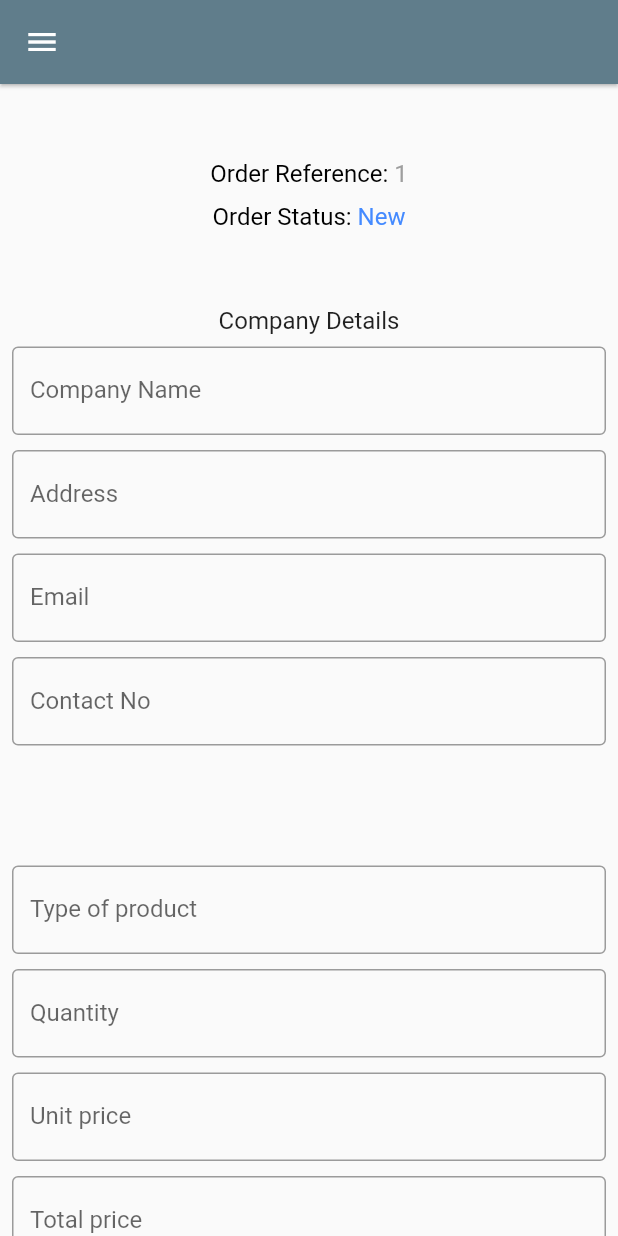
After one commit to Hasindu1/procurement_mobile, a Flutter app: the OderDetails screen opened directly, on a phone screen of 412 x 824 dp. The commit adds this screen. Run offline on Flutter 3.47's test engine with Material 2 defaults, Android fonts, the phone set to English and light mode, and no system bars.

Commit message:
order view

```diff
--- /dev/null
+++ b/lib/components/Appbar.dart
@@ -0,0 +1,8 @@
+import 'package:flutter/material.dart';
+
+AppBar get appBar {
+  return AppBar(
+    elevation: 1.0,
+    backgroundColor: Colors.blueGrey,
+  );
+}
--- /dev/null
+++ b/lib/components/Drawer.dart
@@ -0,0 +1,28 @@
+import 'package:flutter/material.dart';
+
+Drawer get drawer {
+  return Drawer(
+        child: ListView(
+          children: <Widget>[
+            UserAccountsDrawerHeader(
+              accountName: Text("Site Manager"),
+              accountEmail: Text("sitemanager@gmail.com"),
+              currentAccountPicture: GestureDetector(
+                child: CircleAvatar(
+                  backgroundColor: Colors.grey,
+                  child: Icon(Icons.person, color: Colors.white,),
+                ),
+              ),
+              decoration: BoxDecoration(color: Colors.blueGrey),
+            ),
+            InkWell(
+              onTap: (){},
+              child: ListTile(
+                title: Text("Purchase A Order"),
+                leading: Icon(Icons.add_circle, color: Colors.blueAccent,),
+              ),
+            ),
+          ],
+        ),
+      );
+}
--- a/lib/components/OderList.dart
+++ b/lib/components/OderList.dart
@@ -1,4 +1,5 @@
 import 'package:flutter/material.dart';
+import 'package:procurementapp/pages/OrderDetails.dart';
 
 class OrderList extends StatefulWidget {
   @override
@@ -74,32 +75,79 @@ class _OrderListState extends State<OrderList> {
       SingleChildScrollView(
           scrollDirection: Axis.horizontal,
           child: DataTable(columns: [
-            DataColumn(label: Text("Order Reference", style: TextStyle(fontSize: 15.0),)),
-            DataColumn(label: Text("Supplier",style: TextStyle(fontSize: 15.0),)),
-            DataColumn(label: Text("Site Manager",style: TextStyle(fontSize: 15.0),)),
-            DataColumn(label: Text("Order Status",style: TextStyle(fontSize: 15.0),)),
-            DataColumn(label: Text("View Order",style: TextStyle(fontSize: 15.0),)),
+            DataColumn(
+                label: Text(
+              "Order Reference",
+              style: TextStyle(fontSize: 15.0),
+            )),
+            DataColumn(
+                label: Text(
+              "Supplier",
+              style: TextStyle(fontSize: 15.0),
+            )),
+            DataColumn(
+                label: Text(
+              "Site Manager",
+              style: TextStyle(fontSize: 15.0),
+            )),
+            DataColumn(
+                label: Text(
+              "Order Status",
+              style: TextStyle(fontSize: 15.0),
+            )),
+            DataColumn(
+                label: Text(
+              "View Order",
+              style: TextStyle(fontSize: 15.0),
+            )),
           ], rows: [
             DataRow(cells: [
-              DataCell(Text("1",style: TextStyle(fontSize: 15.0),)),
-              DataCell(Text("Atlas",style: TextStyle(fontSize: 15.0),)),
-              DataCell(Text("Pasidu",style: TextStyle(fontSize: 15.0),)),
-              DataCell(Text("New",style: TextStyle(fontSize: 15.0),)),
-              DataCell(Icon(Icons.remove_red_eye), onTap: () {}),
+              DataCell(Text(
+                "1",
+                style: TextStyle(fontSize: 15.0),
+              )),
+              DataCell(Text(
+                "Atlas",
+                style: TextStyle(fontSize: 15.0),
+              )),
+              DataCell(Text(
+                "Pasidu",
+                style: TextStyle(fontSize: 15.0),
+              )),
+              DataCell(Text(
+                "New",
+                style: TextStyle(fontSize: 15.0),
+              )),
+              DataCell(Icon(Icons.remove_red_eye), onTap: () {
+                Navigator.push(
+                    context,
+                    MaterialPageRoute(
+                        builder: (context) => OderDetails(orderId: "1", status: "New",)));
+              }),
             ]),
             DataRow(cells: [
               DataCell(Text("2")),
               DataCell(Text("Atlas")),
               DataCell(Text("Pasidu")),
               DataCell(Text("New")),
-              DataCell(Icon(Icons.remove_red_eye), onTap: () {}),
+              DataCell(Icon(Icons.remove_red_eye), onTap: () {
+                Navigator.push(
+                    context,
+                    MaterialPageRoute(
+                        builder: (context) => OderDetails(orderId: "2", status: "New",)));
+              }),
             ]),
             DataRow(cells: [
               DataCell(Text("3")),
               DataCell(Text("Atlas")),
               DataCell(Text("Pasidu")),
               DataCell(Text("New")),
-              DataCell(Icon(Icons.remove_red_eye), onTap: () {}),
+              DataCell(Icon(Icons.remove_red_eye), onTap: () {
+                Navigator.push(
+                    context,
+                    MaterialPageRoute(
+                        builder: (context) => OderDetails(orderId: "3", status: "New",)));
+              }),
             ])
           ])),
     ]);
--- a/lib/pages/Home.dart
+++ b/lib/pages/Home.dart
@@ -1,4 +1,6 @@
 import 'package:flutter/material.dart';
+import 'package:procurementapp/components/Appbar.dart';
+import 'package:procurementapp/components/Drawer.dart';
 import 'package:procurementapp/components/OderList.dart';
 
 class Home extends StatefulWidget {
@@ -9,36 +11,11 @@ class Home extends StatefulWidget {
 class _HomeState extends State<Home> {
   @override
   Widget build(BuildContext context) {
-    return Scaffold(
-      appBar: AppBar(
-        elevation: 1.0,
-        backgroundColor: Colors.blueGrey,
-      ),
-      drawer: Drawer(
-        child: ListView(
-          children: <Widget>[
-            UserAccountsDrawerHeader(
-              accountName: Text("Site Manager"),
-              accountEmail: Text("sitemanager@gmail.com"),
-              currentAccountPicture: GestureDetector(
-                child: CircleAvatar(
-                  backgroundColor: Colors.grey,
-                  child: Icon(Icons.person, color: Colors.white,),
-                ),
-              ),
-              decoration: BoxDecoration(color: Colors.blueGrey),
-            ),
-            InkWell(
-              onTap: (){},
-              child: ListTile(
-                title: Text("Purchase A Order"),
-                leading: Icon(Icons.add_circle, color: Colors.blueAccent,),
-              ),
-            ),
-          ],
-        ),
-      ),
+    var scaffold = Scaffold(
+      appBar: appBar,
+      drawer: drawer,
       body: OrderList(),
     );
+    return scaffold;
   }
 }
--- /dev/null
+++ b/lib/pages/OrderDetails.dart
@@ -0,0 +1,292 @@
+import 'package:flutter/material.dart';
+import 'package:procurementapp/components/Appbar.dart';
+import 'package:procurementapp/components/Drawer.dart';
+
+class OderDetails extends StatefulWidget {
+  final String orderId;
+  final String status;
+
+  OderDetails({this.orderId, this.status});
+
+  @override
+  _OderDetailsState createState() => _OderDetailsState();
+}
+
+class _OderDetailsState extends State<OderDetails> {
+  final _formKey = GlobalKey<FormState>();
+  DateTime date;
+
+  @override
+  void initState() {
+    date = DateTime.now();
+  }
+
+  @override
+  Widget build(BuildContext context) {
+    return Scaffold(
+      appBar: appBar,
+      drawer: drawer,
+      body: SingleChildScrollView(
+        scrollDirection: Axis.vertical,
+        child: Column(
+          children: [
+            Container(
+              child: Column(
+                children: <Widget>[
+                  SizedBox(
+                    height: 50.0,
+                  ),
+                  RichText(
+                      text: TextSpan(
+                          text: "Order Reference: ",
+                          style: TextStyle(fontSize: 16.0, color: Colors.black),
+                          children: <TextSpan>[
+                        TextSpan(
+                            text: widget.orderId,
+                            style: TextStyle(
+                                color: Colors.grey[500], fontSize: 16.0)),
+                      ])),
+                  SizedBox(
+                    height: 10.0,
+                  ),
+                  RichText(
+                      text: TextSpan(
+                          text: "Order Status: ",
+                          style: TextStyle(fontSize: 16.0, color: Colors.black),
+                          children: <TextSpan>[
+                        TextSpan(
+                            text: widget.status,
+                            style: TextStyle(
+                                color: Colors.blueAccent, fontSize: 16.0)),
+                      ])),
+                  SizedBox(
+                    height: 50.0,
+                  ),
+                ],
+              ),
+            ),
+            Text(
+              "Company Details",
+              style: TextStyle(fontSize: 16.0),
+            ),
+            Padding(
+              padding: const EdgeInsets.all(8.0),
+              child: Form(
+                  child: Column(
+                children: <Widget>[
+                  TextFormField(
+                    decoration: InputDecoration(
+                        labelText: 'Company Name',
+                        border: OutlineInputBorder(
+                            borderSide: BorderSide(color: Colors.blueAccent))),
+                  ),
+                  SizedBox(
+                    height: 10.0,
+                  ),
+                  TextFormField(
+                    decoration: InputDecoration(
+                        labelText: 'Address',
+                        border: OutlineInputBorder(
+                            borderSide: BorderSide(color: Colors.blueAccent))),
+                  ),
+                  SizedBox(
+                    height: 10.0,
+                  ),
+                  TextFormField(
+                    keyboardType: TextInputType.emailAddress,
+                    decoration: InputDecoration(
+                        labelText: 'Email',
+                        border: OutlineInputBorder(
+                            borderSide: BorderSide(color: Colors.blueAccent))),
+                  ),
+                  SizedBox(
+                    height: 10.0,
+                  ),
+                  TextFormField(
+                    keyboardType: TextInputType.phone,
+                    decoration: InputDecoration(
+                        labelText: 'Contact No',
+                        border: OutlineInputBorder(
+                            borderSide: BorderSide(color: Colors.blueAccent))),
+                  ),
+                  SizedBox(
+                    height: 80.0,
+                  ),
+                  TextFormField(
+                    decoration: InputDecoration(
+                        labelText: 'Type of product',
+                        border: OutlineInputBorder(
+                            borderSide: BorderSide(color: Colors.blueAccent))),
+                  ),
+                  SizedBox(
+                    height: 10.0,
+                  ),
+                  TextFormField(
+                    keyboardType: TextInputType.number,
+                    decoration: InputDecoration(
+                        labelText: 'Quantity',
+                        border: OutlineInputBorder(
+                            borderSide: BorderSide(color: Colors.blueAccent))),
+                  ),
+                  SizedBox(
+                    height: 10.0,
+                  ),
+                  TextFormField(
+                    keyboardType: TextInputType.number,
+                    decoration: InputDecoration(
+                        labelText: 'Unit price',
+                        border: OutlineInputBorder(
+                            borderSide: BorderSide(color: Colors.blueAccent))),
+                  ),
+                  SizedBox(
+                    height: 10.0,
+                  ),
+                  TextFormField(
+                    keyboardType: TextInputType.number,
+                    decoration: InputDecoration(
+                        labelText: 'Total price',
+                        border: OutlineInputBorder(
+                            borderSide: BorderSide(color: Colors.blueAccent))),
+                  ),
+                  SizedBox(
+                    height: 50.0,
+                  ),
+                  Text(
+                    "Supplier Details",
+                    style: TextStyle(fontSize: 16.0),
+                  ),
+                  SizedBox(
+                    height: 10.0,
+                  ),
+                  TextFormField(
+                    decoration: InputDecoration(
+                        labelText: 'Supplier name',
+                        border: OutlineInputBorder(
+                            borderSide: BorderSide(color: Colors.blueAccent))),
+                  ),
+                  SizedBox(
+                    height: 10.0,
+                  ),
+                  TextFormField(
+                    decoration: InputDecoration(
+                        labelText: 'Address',
+                        border: OutlineInputBorder(
+                            borderSide: BorderSide(color: Colors.blueAccent))),
+                  ),
+                  SizedBox(
+                    height: 10.0,
+                  ),
+                  TextFormField(
+                    keyboardType: TextInputType.emailAddress,
+                    decoration: InputDecoration(
+                        labelText: 'Email',
+                        border: OutlineInputBorder(
+                            borderSide: BorderSide(color: Colors.blueAccent))),
+                  ),
+                  SizedBox(
+                    height: 10.0,
+                  ),
+                  TextFormField(
+                    keyboardType: TextInputType.phone,
+                    decoration: InputDecoration(
+                        labelText: 'Contact no',
+                        border: OutlineInputBorder(
+                            borderSide: BorderSide(color: Colors.blueAccent))),
+                  ),
+                  SizedBox(
+                    height: 30.0,
+                  ),
+                  Row(
+                    children: <Widget>[
+                      Padding(
+                        padding: const EdgeInsets.only(left: 8.0),
+                        child: Text(
+                          "Required date",
+                          style: TextStyle(
+                              color: Colors.grey[700], fontSize: 16.0),
+                        ),
+                      ),
+                      SizedBox(
+                        width: 140.0,
+                      ),
+                      Text(
+                        date.day.toString() +
+                            "-" +
+                            date.month.toString() +
+                            "-" +
+                            date.year.toString(),
+                        style: TextStyle(fontSize: 16.0),
+                      ),
+                      SizedBox(
+                        width: 10.0,
+                      ),
+                      IconButton(
+                          icon: Icon(
+                            Icons.calendar_today,
+                            size: 35.0,
+                            color: Colors.blue,
+                          ),
+                          onPressed: () {
+                            showDatePicker(
+                                    context: context,
+                                    initialDate: DateTime.now(),
+                                    firstDate: DateTime(2020),
+                                    lastDate: DateTime(2033))
+                                .then((date) {
+                              setState(() {
+                                date = date;
+                              });
+                            });
+                          })
+                    ],
+                  ),
+                  SizedBox(
+                    height: 10.0,
+                  ),
+                  TextFormField(
+                    decoration: InputDecoration(
+                        labelText: 'Description',
+                        border: OutlineInputBorder(
+                            borderSide: BorderSide(color: Colors.blueAccent))),
+                  ),
+                  Row(
+                    mainAxisAlignment: MainAxisAlignment.center,
+                    children: <Widget>[
+                      FlatButton(
+                          onPressed: () {},
+                          color: Colors.green,
+                          child: Text(
+                            "Save",
+                            style: TextStyle(color: Colors.white),
+                          )),
+                      SizedBox(
+                        width: 5.0,
+                      ),
+                      FlatButton(
+                          onPressed: () {},
+                          color: Colors.blue,
+                          child: Text(
+                            "Update",
+                            style: TextStyle(color: Colors.white),
+                          )),
+                      SizedBox(
+                        width: 5.0,
+                      ),
+                      FlatButton(
+                          onPressed: () {},
+                          color: Colors.red,
+                          child: Text(
+                            "Delete",
+                            style: TextStyle(color: Colors.white),
+                          )),
+                    ],
+                  ),
+                ],
+              )),
+            )
+          ],
+        ),
+      ),
+    );
+  }
+}
```
Lines whose indentation alone changed are shown as unchanged.
